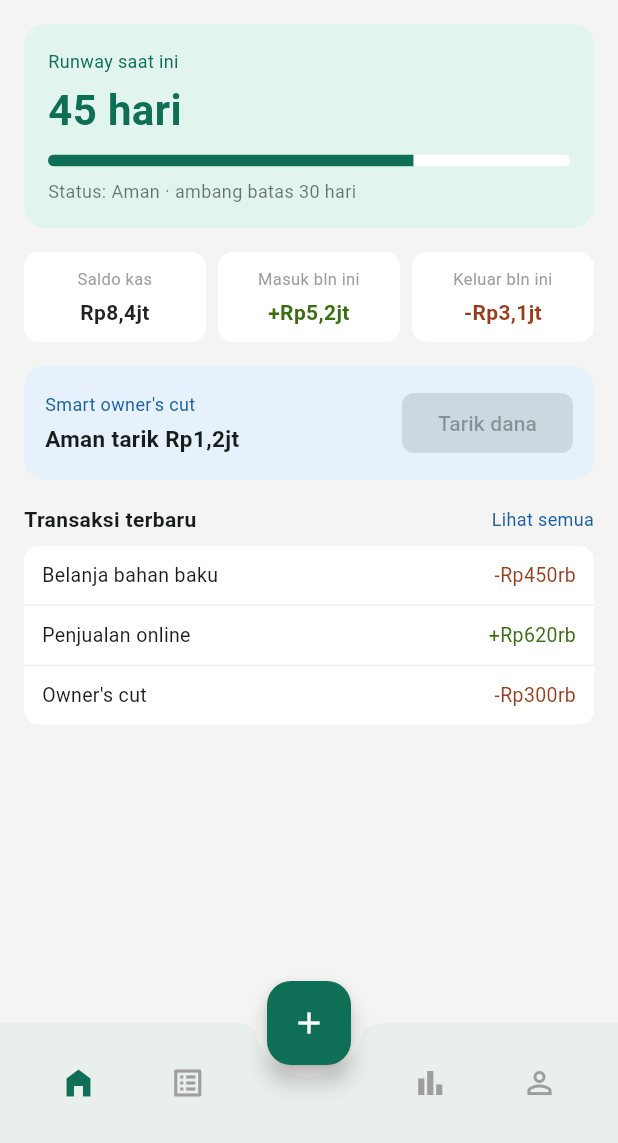
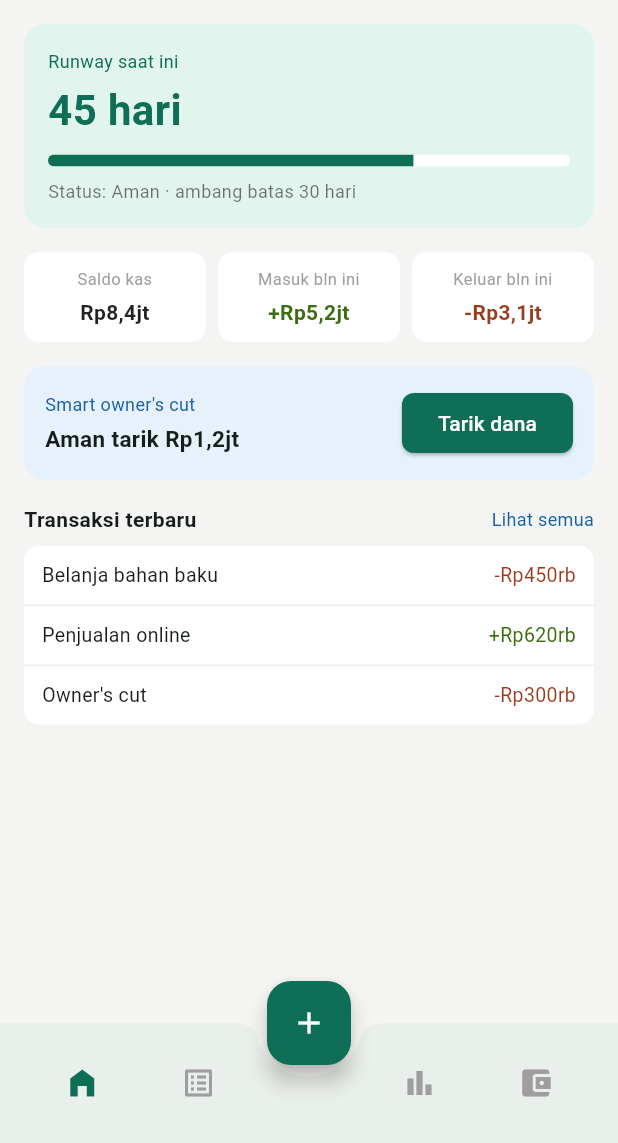
Before and after one commit to Abidalfakhri/flunds, a Flutter app: the screen it shows after launch, on a phone screen of 412 x 824 dp, the part 93-1236 px from its top. Run offline on Flutter 3.47's test engine with Material 3 defaults, Android fonts, the phone set to English and light mode, and no system bars.

Commit message:
Update rekhi
dashboard & Widgets

```diff
--- a/lib/main.dart
+++ b/lib/main.dart
@@ -1,6 +1,6 @@
 import 'package:flutter/material.dart';
 import 'theme/app_theme.dart';
-import 'screens/dashboard_screen.dart';
+import 'widgets/app_shell.dart';
 
 void main() {
   runApp(const FlundsApp());
@@ -15,7 +15,7 @@ class FlundsApp extends StatelessWidget {
       title: 'Flunds',
       debugShowCheckedModeBanner: false,
       theme: FlundsTheme.light,
-      home: const DashboardScreen(),
+      home: const AppShell(),
     );
   }
 }
--- a/lib/screens/dashboard_screen.dart
+++ b/lib/screens/dashboard_screen.dart
@@ -1,11 +1,10 @@
 import 'package:flutter/material.dart';
-import '../theme/app_theme.dart';
 import '../widgets/greeting_header.dart';
 import '../widgets/runway_card.dart';
 import '../widgets/cash_summary_row.dart';
 import '../widgets/owner_cut_card.dart';
 import '../widgets/recent_transactions_section.dart';
-import '../widgets/bottom_nav.dart';
+import 'owner_withdraw_screen.dart';
 
 class DashboardScreen extends StatelessWidget {
   const DashboardScreen({super.key});
@@ -18,38 +17,25 @@ class DashboardScreen extends StatelessWidget {
           padding: const EdgeInsets.symmetric(horizontal: 16),
           child: Column(
             crossAxisAlignment: CrossAxisAlignment.start,
-            children: const [
-              SizedBox(height: 12),
-              GreetingHeader(userName: 'Rani'),
-              SizedBox(height: 16),
-              RunwayCard(
-                runwayDays: 45,
-                thresholdDays: 30,
-                progress: 0.7,
-                statusLabel: 'Aman',
+            children: [
+              const SizedBox(height: 12),
+              const GreetingHeader(userName: 'Rani'),
+              const SizedBox(height: 16),
+              const RunwayCard(runwayDays: 45, thresholdDays: 30, progress: 0.7, statusLabel: 'Aman'),
+              const SizedBox(height: 16),
+              const CashSummaryRow(balance: 'Rp8,4jt', inflow: '+Rp5,2jt', outflow: '-Rp3,1jt'),
+              const SizedBox(height: 16),
+              OwnerCutCard(
+                safeAmount: 'Rp1,2jt',
+                onWithdrawPressed: () => Navigator.push(context, MaterialPageRoute(builder: (_) => const OwnerWithdrawScreen())),
               ),
-              SizedBox(height: 16),
-              CashSummaryRow(
-                balance: 'Rp8,4jt',
-                inflow: '+Rp5,2jt',
-                outflow: '-Rp3,1jt',
-              ),
-              SizedBox(height: 16),
-              OwnerCutCard(safeAmount: 'Rp1,2jt'),
-              SizedBox(height: 16),
-              RecentTransactionsSection(),
-              SizedBox(height: 24),
+              const SizedBox(height: 16),
+              const RecentTransactionsSection(),
+              const SizedBox(height: 24),
             ],
           ),
         ),
       ),
-      floatingActionButton: FloatingActionButton(
-        onPressed: null,
-        backgroundColor: FlundsColors.primary,
-        child: const Icon(Icons.add, color: Colors.white),
-      ),
-      floatingActionButtonLocation: FloatingActionButtonLocation.centerDocked,
-      bottomNavigationBar: const FlundsBottomNav(),
     );
   }
 }
--- /dev/null
+++ b/lib/widgets/app_shell.dart
@@ -0,0 +1,40 @@
+import 'package:flutter/material.dart';
+import '../screens/dashboard_screen.dart';
+import '../screens/transactions_screen.dart';
+import '../screens/simulation_screen.dart';
+import '../screens/owner_withdraw_screen.dart';
+import '../screens/add_transaction_screen.dart';
+import 'bottom_nav.dart';
+import '../theme/app_theme.dart';
+
+class AppShell extends StatefulWidget {
+  const AppShell({super.key});
+
+  @override
+  State<AppShell> createState() => _AppShellState();
+}
+
+class _AppShellState extends State<AppShell> {
+  int _index = 0;
+
+  final List<Widget> _screens = const [
+    DashboardScreen(),
+    TransactionsScreen(),
+    SimulationScreen(),
+    OwnerWithdrawScreen(),
+  ];
+
+  @override
+  Widget build(BuildContext context) {
+    return Scaffold(
+      body: IndexedStack(index: _index, children: _screens),
+      floatingActionButton: FloatingActionButton(
+        onPressed: () => Navigator.push(context, MaterialPageRoute(builder: (_) => const AddTransactionScreen())),
+        backgroundColor: FlundsColors.primary,
+        child: const Icon(Icons.add, color: Colors.white),
+      ),
+      floatingActionButtonLocation: FloatingActionButtonLocation.centerDocked,
+      bottomNavigationBar: FlundsBottomNav(currentIndex: _index, onTap: (i) => setState(() => _index = i)),
+    );
+  }
+}
--- a/lib/widgets/bottom_nav.dart
+++ b/lib/widgets/bottom_nav.dart
@@ -2,7 +2,10 @@ import 'package:flutter/material.dart';
 import '../theme/app_theme.dart';
 
 class FlundsBottomNav extends StatelessWidget {
-  const FlundsBottomNav({super.key});
+  final int currentIndex;
+  final ValueChanged<int> onTap;
+
+  const FlundsBottomNav({super.key, required this.currentIndex, required this.onTap});
 
   @override
   Widget build(BuildContext context) {
@@ -11,12 +14,12 @@ class FlundsBottomNav extends StatelessWidget {
       notchMargin: 8,
       child: Row(
         mainAxisAlignment: MainAxisAlignment.spaceAround,
-        children: const [
-          _NavIcon(icon: Icons.home_filled, active: true),
-          _NavIcon(icon: Icons.list_alt, active: false),
-          SizedBox(width: 40),
-          _NavIcon(icon: Icons.bar_chart, active: false),
-          _NavIcon(icon: Icons.person_outline, active: false),
+        children: [
+          _NavIcon(icon: Icons.home_filled, active: currentIndex == 0, onTap: () => onTap(0)),
+          _NavIcon(icon: Icons.list_alt, active: currentIndex == 1, onTap: () => onTap(1)),
+          const SizedBox(width: 40),
+          _NavIcon(icon: Icons.bar_chart, active: currentIndex == 2, onTap: () => onTap(2)),
+          _NavIcon(icon: Icons.account_balance_wallet, active: currentIndex == 3, onTap: () => onTap(3)),
         ],
       ),
     );
@@ -26,13 +29,11 @@ class FlundsBottomNav extends StatelessWidget {
 class _NavIcon extends StatelessWidget {
   final IconData icon;
   final bool active;
-  const _NavIcon({required this.icon, required this.active});
+  final VoidCallback onTap;
+  const _NavIcon({required this.icon, required this.active, required this.onTap});
 
   @override
   Widget build(BuildContext context) {
-    return Icon(
-      icon,
-      color: active ? FlundsColors.primary : Colors.grey,
-    );
+    return IconButton(icon: Icon(icon, color: active ? FlundsColors.primary : Colors.grey), onPressed: onTap);
   }
 }
--- a/lib/widgets/owner_cut_card.dart
+++ b/lib/widgets/owner_cut_card.dart
@@ -3,17 +3,16 @@ import '../theme/app_theme.dart';
 
 class OwnerCutCard extends StatelessWidget {
   final String safeAmount;
-  const OwnerCutCard({super.key, required this.safeAmount});
+  final VoidCallback? onWithdrawPressed;
+
+  const OwnerCutCard({super.key, required this.safeAmount, this.onWithdrawPressed});
 
   @override
   Widget build(BuildContext context) {
     return Container(
       width: double.infinity,
       padding: const EdgeInsets.all(14),
-      decoration: BoxDecoration(
-        color: FlundsColors.ownerCutBg,
-        borderRadius: BorderRadius.circular(14),
-      ),
+      decoration: BoxDecoration(color: FlundsColors.ownerCutBg, borderRadius: BorderRadius.circular(14)),
       child: Row(
         mainAxisAlignment: MainAxisAlignment.spaceBetween,
         children: [
@@ -21,23 +20,18 @@ class OwnerCutCard extends StatelessWidget {
             child: Column(
               crossAxisAlignment: CrossAxisAlignment.start,
               children: [
-                const Text("Smart owner's cut",
-                    style: TextStyle(
-                        fontSize: 12, color: FlundsColors.ownerCutText)),
+                const Text("Smart owner's cut", style: TextStyle(fontSize: 12, color: FlundsColors.ownerCutText)),
                 const SizedBox(height: 4),
-                Text('Aman tarik $safeAmount',
-                    style: const TextStyle(
-                        fontSize: 15, fontWeight: FontWeight.w600)),
+                Text('Aman tarik $safeAmount', style: const TextStyle(fontSize: 15, fontWeight: FontWeight.w600)),
               ],
             ),
           ),
           ElevatedButton(
-            onPressed: null,
+            onPressed: onWithdrawPressed,
             style: ElevatedButton.styleFrom(
               backgroundColor: FlundsColors.primary,
               foregroundColor: Colors.white,
-              shape: RoundedRectangleBorder(
-                  borderRadius: BorderRadius.circular(8)),
+              shape: RoundedRectangleBorder(borderRadius: BorderRadius.circular(8)),
             ),
             child: const Text('Tarik dana'),
           ),
```
Also changed, not shown: lib/screens/owner_withdraw_screen.dart (added, +67 -0 lines).
